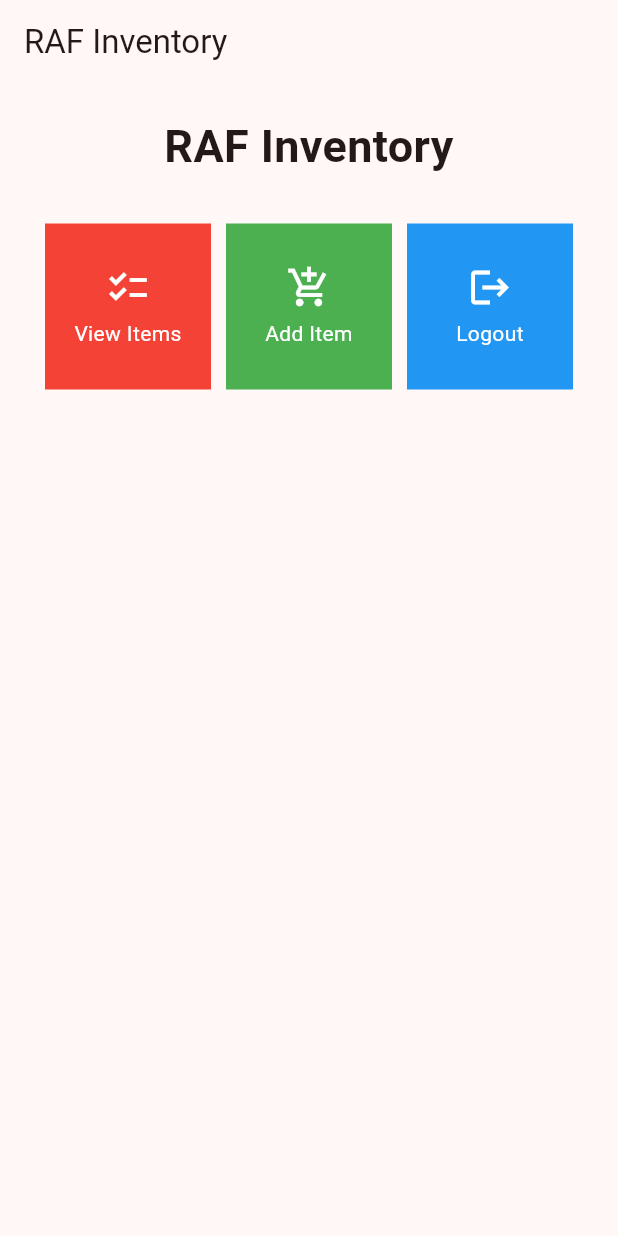
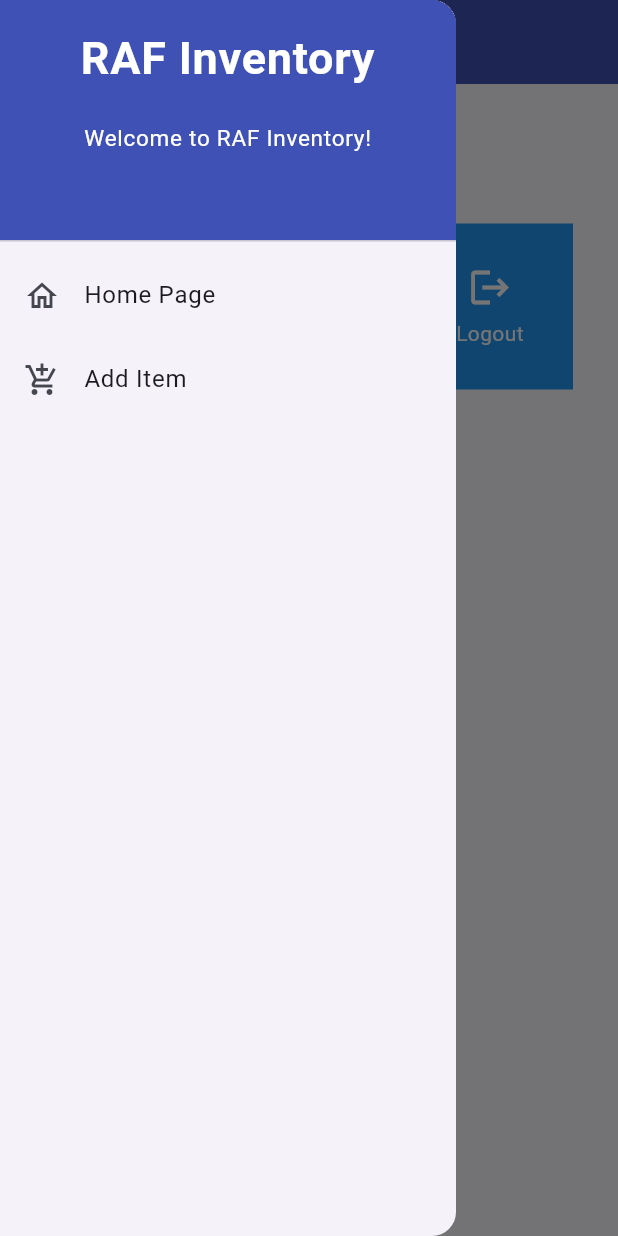
Before and after one commit to rauloaul/Rafinventory-mobile, a Flutter app: the screen it shows after launch, with the side drawer open (before the commit the screen has no drawer), on a phone screen of 412 x 824 dp. Run offline on Flutter 3.47's test engine with Material 2 defaults, Android fonts, the phone set to English and light mode, and no system bars.

Commit message:
assignment 8 done

```diff
--- a/lib/main.dart
+++ b/lib/main.dart
@@ -1,5 +1,5 @@
 import 'package:flutter/material.dart';
-import 'package:rinventory/menu.dart';
+import 'package:rinventory/screens/menu.dart';
 
 void main() {
   runApp(const MyApp());
@@ -14,10 +14,10 @@
     return MaterialApp(
       title: 'RAF Inventory',
       theme: ThemeData(
-        colorScheme: ColorScheme.fromSeed(seedColor: Colors.red),
+        colorScheme: ColorScheme.fromSeed(seedColor: Colors.indigo),
         useMaterial3: true,
       ),
-      home: MyHomePage(),
+      home: MyHomePage()
     );
   }
 }
--- a/lib/menu.dart
+++ b/lib/screens/menu.dart
@@ -1,12 +1,6 @@
 import 'package:flutter/material.dart';
-
-class ShopItem {
-  final String name;
-  final IconData icon;
-  final Color color;
-
-  ShopItem(this.name, this.icon, this.color);
-}
+import 'package:rinventory/widgets/left_drawer.dart';
+import 'package:rinventory/widgets/shop_card.dart';
 
 class MyHomePage extends StatelessWidget {
   MyHomePage({Key? key}) : super(key: key);
@@ -15,7 +9,7 @@
     ShopItem("View Items", Icons.checklist, Colors.red),
     ShopItem("Add Item", Icons.add_shopping_cart, Colors.green),
     ShopItem("Logout", Icons.logout, Colors.blue),
-    ];
+  ];
 
   @override
   Widget build(BuildContext context) {
@@ -24,7 +18,10 @@
         title: const Text(
           'RAF Inventory',
         ),
+        backgroundColor: Colors.indigo,
+        foregroundColor: Colors.white,
       ),
+      drawer: const LeftDrawer(),
       body: SingleChildScrollView(
         // Scrolling wrapper widget
         child: Padding(
@@ -65,48 +62,3 @@
     );
   }
 }
-
-class ShopCard extends StatelessWidget {
-  final ShopItem item;
-
-  const ShopCard(this.item, {Key? key}) : super(key: key); // Constructor
-
-  @override
-  Widget build(BuildContext context) {
-    return Material(
-      color: item.color,
-      child: InkWell(
-        // Responsive touch area
-        onTap: () {
-          // Show a SnackBar when clicked
-          ScaffoldMessenger.of(context)
-            ..hideCurrentSnackBar()
-            ..showSnackBar(SnackBar(
-                content: Text("You clicked the ${item.name} button!")));
-        },
-        child: Container(
-          // Container to hold Icon and Text
-          padding: const EdgeInsets.all(8),
-          child: Center(
-            child: Column(
-              mainAxisAlignment: MainAxisAlignment.center,
-              children: [
-                Icon(
-                  item.icon,
-                  color: Colors.white,
-                  size: 30.0,
-                ),
-                const Padding(padding: EdgeInsets.all(3)),
-                Text(
-                  item.name,
-                  textAlign: TextAlign.center,
-                  style: const TextStyle(color: Colors.white),
-                ),
-              ],
-            ),
-          ),
-        ),
-      ),
-    );
-  }
-}
--- /dev/null
+++ b/lib/widgets/left_drawer.dart
@@ -0,0 +1,64 @@
+import 'package:flutter/material.dart';
+import 'package:rinventory/screens/menu.dart';
+import 'package:rinventory/screens/additem_form.dart';
+
+class LeftDrawer extends StatelessWidget {
+  const LeftDrawer({super.key});
+
+  @override
+  Widget build(BuildContext context) {
+    return Drawer(
+      child: ListView(
+        children: [
+          const DrawerHeader(
+            decoration: BoxDecoration(
+              color: Colors.indigo,
+            ),
+            child: Column(
+              children: [
+                Text(
+                  'RAF Inventory',
+                  textAlign: TextAlign.center,
+                  style: TextStyle(
+                    fontSize: 30,
+                    fontWeight: FontWeight.bold,
+                    color: Colors.white,
+                  ),
+                ),
+                Padding(padding: EdgeInsets.all(10)),
+                Text("Welcome to RAF Inventory!",
+                    textAlign: TextAlign.center,
+                    style: TextStyle(fontSize: 15, color: Colors.white, fontWeight: FontWeight.normal,)
+                    ),
+              ],
+            ),
+          ),
+          ListTile(
+            leading: const Icon(Icons.home_outlined),
+            title: const Text('Home Page'),
+
+            onTap: () {
+              Navigator.pushReplacement(
+                  context,
+                  MaterialPageRoute(
+                    builder: (context) => MyHomePage(),
+                  ));
+            },
+          ),
+          ListTile(
+            leading: const Icon(Icons.add_shopping_cart),
+            title: const Text('Add Item'),
+
+            onTap: () {
+              Navigator.pushReplacement(
+                  context,
+                  MaterialPageRoute(
+                    builder: (context) => const ShopFormPage(),
+                  ));
+            },
+          ),
+        ],
+      ),
+    );
+  }
+}
--- /dev/null
+++ b/lib/widgets/shop_card.dart
@@ -0,0 +1,63 @@
+import 'package:flutter/material.dart';
+import 'package:rinventory/screens/additem_form.dart';
+
+class ShopItem {
+  final String name;
+  final IconData icon;
+  final Color color;
+
+  ShopItem(this.name, this.icon, this.color);
+}
+
+class ShopCard extends StatelessWidget {
+  final ShopItem item;
+
+  const ShopCard(this.item, {super.key}); // Constructor
+
+  @override
+  Widget build(BuildContext context) {
+    return Material(
+      color: item.color,
+      child: InkWell(
+        // Responsive touch area
+        onTap: () {
+          // Show a SnackBar when clicked
+          ScaffoldMessenger.of(context)
+            ..hideCurrentSnackBar()
+            ..showSnackBar(SnackBar(
+                content: Text("You clicked the ${item.name} button!")));
+
+          if (item.name == "Add Item") {
+            Navigator.push(
+                  context,
+                  MaterialPageRoute(
+                    builder: (context) => const ShopFormPage(),
+                  ));
+          }
+        },
+        child: Container(
+          // Container to hold Icon and Text
+          padding: const EdgeInsets.all(8),
+          child: Center(
+            child: Column(
+              mainAxisAlignment: MainAxisAlignment.center,
+              children: [
+                Icon(
+                  item.icon,
+                  color: Colors.white,
+                  size: 30.0,
+                ),
+                const Padding(padding: EdgeInsets.all(3)),
+                Text(
+                  item.name,
+                  textAlign: TextAlign.center,
+                  style: const TextStyle(color: Colors.white),
+                ),
+              ],
+            ),
+          ),
+        ),
+      ),
+    );
+  }
+}
```
Also changed, not shown: lib/screens/additem_form.dart (added, +214 -0 lines), 1 other file.
